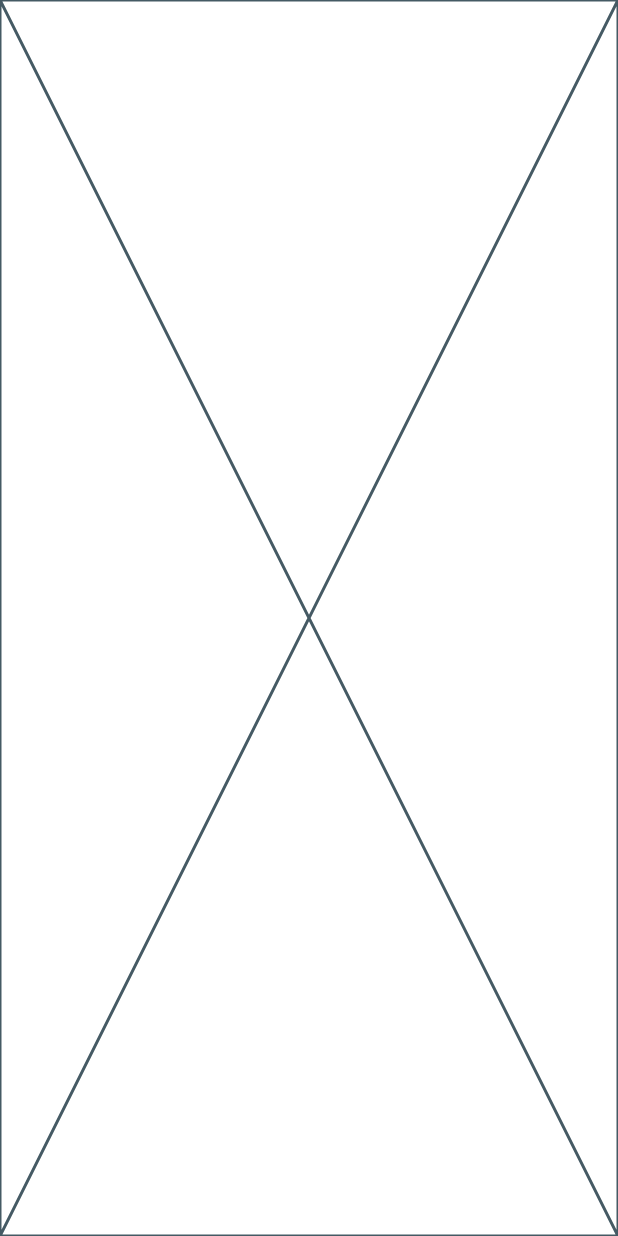
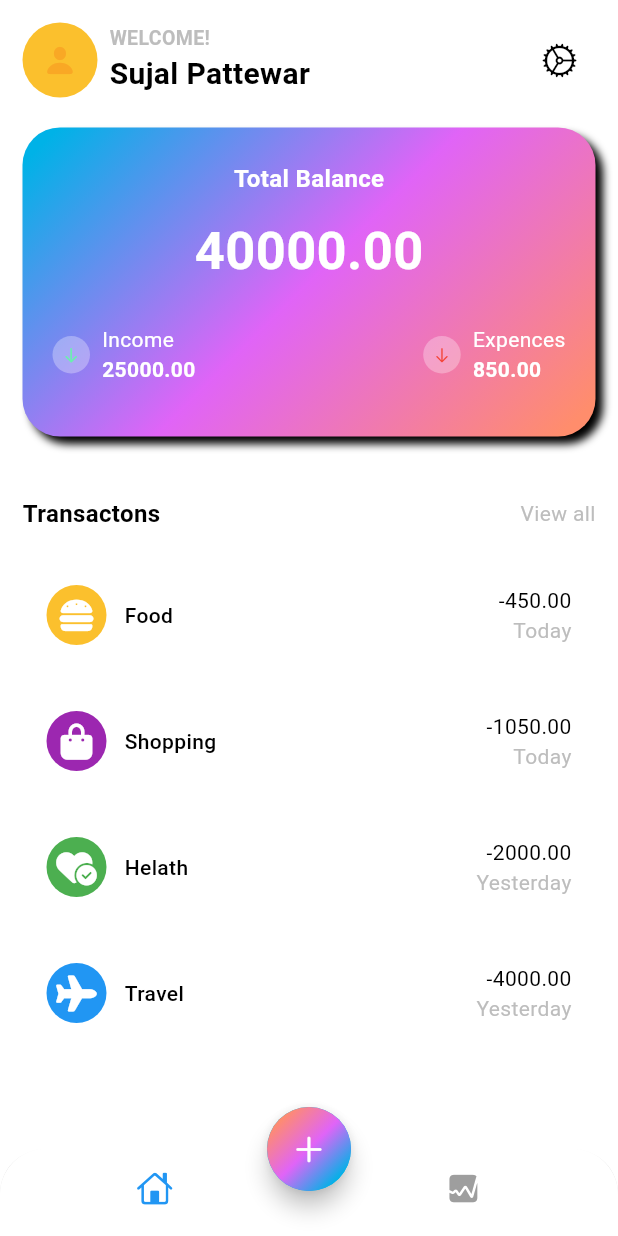
Before and after one commit to sujal2617/Spent, a Flutter app: the screen it shows after launch, on a phone screen of 412 x 824 dp. Run offline on Flutter 3.47's test engine with Material 3 defaults, Android fonts, the phone set to English and light mode, and no system bars; our stand-ins replace fl_chart, font_awesome_flutter.

Commit message:
2st commit

```diff
--- a/lib/app_view.dart
+++ b/lib/app_view.dart
@@ -15,10 +15,11 @@ class MyAppView extends StatelessWidget {
           onBackground: Colors.black,
           primary: const Color(0xFF00B2E7),
           secondary: const Color(0xFFE064F7),
-          tertiary: const Color(0xFFFF8D6C)
+          tertiary: const Color(0xFFFF8D6C),
+          outline: Colors.grey.shade400
         )
         ),
-        home: HomeScreen(),
+        home: const HomeScreen(),
     );
   }
 }
--- /dev/null
+++ b/lib/data/data.dart
@@ -0,0 +1,33 @@
+import 'package:flutter/material.dart';
+import 'package:font_awesome_flutter/font_awesome_flutter.dart';
+
+List<Map<String, dynamic>> transactionsData = [
+  {
+  'icon': const FaIcon(FontAwesomeIcons.burger, color:Colors.white),
+  'color': Colors.yellow[700],
+  'name': 'Food',
+  'totalAmount' : '-450.00',
+  'date' : 'Today',
+  },
+  {
+  'icon': const FaIcon(FontAwesomeIcons.bagShopping, color:Colors.white),
+  'color': Colors.purple,
+  'name': 'Shopping',
+  'totalAmount' : '-1050.00',
+  'date' : 'Today',
+  },
+  {
+  'icon': const FaIcon(FontAwesomeIcons.heartCircleCheck, color:Colors.white),
+  'color': Colors.green,
+  'name': 'Helath',
+  'totalAmount' : '-2000.00',
+  'date' : 'Yesterday',
+  },
+  {
+  'icon': const FaIcon(FontAwesomeIcons.plane, color:Colors.white),
+  'color': Colors.blue,
+  'name': 'Travel',
+  'totalAmount' : '-4000.00',
+  'date' : 'Yesterday',
+  }
+];
--- a/lib/screens/home/views/home_screen.dart
+++ b/lib/screens/home/views/home_screen.dart
@@ -1,10 +1,83 @@
+import 'dart:math';
+import 'package:flutter/cupertino.dart';
 import 'package:flutter/material.dart';
+import 'package:spent/screens/home/views/main_screen.dart';
+import 'package:spent/screens/stats/stats.dart';
 
-class HomeScreen extends StatelessWidget {
+class HomeScreen extends StatefulWidget {
   const HomeScreen({super.key});
 
   @override
+  State<HomeScreen> createState() => _HomeScreenState();
+}
+
+class _HomeScreenState extends State<HomeScreen> {
+  int index = 0;
+  Color selectedItem = Colors.blue;
+  Color unselectedItem = Colors.grey;
+
+  @override
   Widget build(BuildContext context) {
-    return const Placeholder();
+    return  Scaffold(
+      // appBar: AppBar(),
+      bottomNavigationBar: ClipRRect(
+        borderRadius: const BorderRadius.vertical(
+          top: Radius.circular(30)
+        ),
+          child:BottomNavigationBar(
+            onTap: (value) {
+              setState(() {
+              index = value;
+              });
+            },
+          showSelectedLabels: false,
+          showUnselectedLabels: false,
+          selectedItemColor: Colors.yellow,
+          elevation: 3,
+          items: [
+            BottomNavigationBarItem(
+              icon: Icon(
+                CupertinoIcons.home,
+                color: index == 0 ? selectedItem : unselectedItem
+              ),
+              label: 'Home'
+            ),
+            BottomNavigationBarItem(
+              icon: Icon(
+                CupertinoIcons.graph_square_fill,
+                color: index == 1 ? selectedItem : unselectedItem
+                ),
+              label: 'Stats'
+            )
+          ]
+        ),
+      ),
+      floatingActionButtonLocation: FloatingActionButtonLocation.centerDocked,
+      floatingActionButton:FloatingActionButton(
+        onPressed: () {},
+        shape: const CircleBorder(),
+        child: Container(
+          width: 60,
+          height: 60,
+          decoration:BoxDecoration(
+            shape: BoxShape.circle,
+            gradient: LinearGradient(
+              colors: [
+                Theme.of(context).colorScheme.tertiary,
+                Theme.of(context).colorScheme.secondary,
+                Theme.of(context).colorScheme.primary,
+              ],
+              transform: const GradientRotation(pi/4),
+            )
+          ),
+          child: const Icon(
+            CupertinoIcons.add
+          ),
+        ),
+      ),
+      body: index ==0
+      ? const MainScreen()
+      : const StatScreen()
+    );
   }
 }
--- /dev/null
+++ b/lib/screens/home/views/main_screen.dart
@@ -0,0 +1,312 @@
+import 'dart:math';
+// import 'dart:nativewrappers/_internal/vm/lib/ffi_allocation_patch.dart';
+import 'package:flutter/cupertino.dart';
+import 'package:flutter/material.dart';
+import 'package:spent/data/data.dart';
+
+class MainScreen extends StatelessWidget {
+  const MainScreen({super.key});
+
+  @override
+  Widget build(BuildContext context) {
+    return SafeArea(
+      child: Padding(
+        padding: const EdgeInsets.symmetric(horizontal: 15.0,vertical: 15),
+        child: Column(
+          children: [
+            Row(
+              mainAxisAlignment: MainAxisAlignment.spaceBetween,
+              children: [
+                Row(
+                  mainAxisSize: MainAxisSize.max,
+                  children: [
+                    Stack(
+                      alignment: Alignment.center,
+                      children: [
+                        Container(
+                          width: 50,
+                          height: 50,
+                          decoration: BoxDecoration(
+                            shape: BoxShape.circle,
+                            color: Colors.yellow[700]
+                          ),
+                        ),
+                        Icon(
+                          CupertinoIcons.person_fill,
+                          color: Colors.yellow[800],
+                          )
+                      ],
+                      ),
+                    const SizedBox(width: 8,),
+                    Column(
+                      crossAxisAlignment: CrossAxisAlignment.start,
+                      children: [
+                        Text(
+                          "WELCOME!",
+                          style: TextStyle(
+                            fontSize: 13,
+                            fontWeight: FontWeight.w600,
+                            color: Theme.of(context).colorScheme.outline
+                          ),
+                        ),
+                        Text(
+                          "Sujal Pattewar",
+                          style: TextStyle(
+                            fontSize: 20,
+                            fontWeight: FontWeight.bold,
+                            color: Theme.of(context).colorScheme.onBackground
+                          ),
+                        )
+                      ],
+                    ),
+                  ],
+                ),
+                IconButton(onPressed: () {}, icon: const Icon(CupertinoIcons.settings))
+              ],
+            ),
+            const SizedBox(height: 20,),
+            Container(
+              width: MediaQuery.of(context).size.width,
+              height: MediaQuery.of(context).size.width/2,
+              decoration: BoxDecoration(
+                 gradient: LinearGradient(
+                  colors: [
+                    Theme.of(context).colorScheme.primary,
+                    Theme.of(context).colorScheme.secondary,
+                    Theme.of(context).colorScheme.tertiary,
+                  ],
+                  transform: const GradientRotation(pi/4),
+                ),
+                borderRadius: BorderRadius.circular(25),
+                boxShadow: const [
+                  BoxShadow(
+                    blurRadius: 4,
+                    color: Colors.black,//grey.shade400,
+                    offset: Offset(5,5)
+                  )
+                ]
+              ),
+              child: Column(
+                mainAxisAlignment: MainAxisAlignment.center,
+                children: [
+                  const Text(
+                    'Total Balance',
+                    style: TextStyle(
+                      fontSize: 16,
+                      color: Colors.white,
+                      fontWeight: FontWeight.w600
+                    ),
+                  ),
+                  const SizedBox(height: 12,),
+                  const Text(
+                    '40000.00',
+                      style: TextStyle(
+                        fontSize: 35,
+                        color: Colors.white,
+                        fontWeight: FontWeight.bold
+                      ),
+                    ),
+                    const SizedBox(height: 12,),
+                  Padding(
+                    padding: const EdgeInsets.symmetric(vertical: 12,horizontal: 20),
+                    child: Row(
+                      mainAxisAlignment: MainAxisAlignment.spaceBetween,
+                      children: [
+                        Row(
+                          children: [
+                            Container(
+                              width: 25,
+                              height: 25,
+                              decoration: const BoxDecoration(
+                                color: Colors.white30,
+                                shape: BoxShape.circle
+                              ),
+                              child:const Center(
+                                child: Icon(
+                                CupertinoIcons.arrow_down,
+                                size: 12,
+                                color: Colors.greenAccent,
+                                ),
+                              ) ,
+                            ),
+                            const SizedBox(width: 8,),
+                            const Column(
+                              crossAxisAlignment: CrossAxisAlignment.start,
+                              children: [
+                                Text(
+                                    'Income',
+                                        style: TextStyle(
+                                        fontSize: 14,
+                                        color: Colors.white,
+                                        fontWeight: FontWeight.w400
+                                        ),
+                                  ),
+                                  Text(
+                                    '25000.00',
+                                      style: TextStyle(
+                                          fontSize: 14,
+                                          color: Colors.white,
+                                          fontWeight: FontWeight.w600
+                                          ),
+                                  ),
+                              ],
+                            )
+                          ],
+                        ),
+                        Row(
+                          children: [
+                            Container(
+                              width: 25,
+                              height: 25,
+                              decoration: const BoxDecoration(
+                                color: Colors.white30,
+                                shape: BoxShape.circle
+                              ),
+                              child:const Center(
+                                child: Icon(
+                                CupertinoIcons.arrow_down,
+                                size: 12,
+                                color: Colors.red,
+                                ),
+                              ) ,
+                            ),
+                            const SizedBox(width: 8,),
+                            const Column(
+                              crossAxisAlignment: CrossAxisAlignment.start,
+                              children: [
+                                Text(
+                                    'Expences',
+                                        style: TextStyle(
+                                        fontSize: 14,
+                                        color: Colors.white,
+                                        fontWeight: FontWeight.w400
+                                        ),
+                                  ),
+                                  Text(
+                                    '850.00',
+                                    style: TextStyle(
+                                      fontSize: 14,
+                                      color: Colors.white,
+                                      fontWeight: FontWeight.w600
+                                    ),
+                                  ),
+                              ],
+                            )
+                          ],
+                        ),
+                      ],
+                    ),
+                  )
+                ],
+              ),
+            ),
+            const SizedBox(height: 40),
+            Row(
+              mainAxisAlignment: MainAxisAlignment.spaceBetween,
+              children: [
+                Text(
+                  'Transactons',
+                  style: TextStyle(
+                    fontSize: 16,
+                    color:Theme.of(context).colorScheme.onBackground,
+                    fontWeight: FontWeight.bold
+                  ),
+                ),
+                GestureDetector(
+                  onTap: (){
+
+                  },
+                  child: Text(
+                    'View all',
+                    style: TextStyle(
+                      fontSize: 14,
+                      color:Theme.of(context).colorScheme.outline,
+                      fontWeight: FontWeight.w400
+                    ),
+                  ),
+                )
+              ],
+            ),
+            const SizedBox(height: 20),
+            Expanded(
+              child: ListView.builder(
+                itemCount: transactionsData.length,
+                itemBuilder: (context,int i){
+                  return Padding(
+                    padding: const EdgeInsets.only(bottom:12.0),
+                    child: Container(
+                      decoration: BoxDecoration(
+                        color: Colors.white,
+                        borderRadius: BorderRadius.circular(12)
+                      ),
+                      child: Padding(
+                        padding: const EdgeInsets.all(16.0),
+                        child: Row(
+                          mainAxisAlignment: MainAxisAlignment.spaceBetween,
+                          children: [
+                            Row(
+                              children: [
+                                Stack(
+                                  alignment: Alignment.center,
+                                  children: [
+                                    Container(
+                                      width: 40,
+                                      height: 40,
+                                      decoration: BoxDecoration(
+                                        color: transactionsData[i]['color'],
+                                        shape: BoxShape.circle
+                                      ),
+                                    ),
+                                    transactionsData[i]['icon']
+                                    // const Icon(
+                                    //   Icons.food_bank,
+                                    //   color: Colors.white,
+                                    // )
+                                  ],
+                                ),
+                                const SizedBox(width: 12),
+                                Text(
+                                  transactionsData[i]['name'],
+                                  style: TextStyle(
+                                  fontSize: 14,
+                                  color:Theme.of(context).colorScheme.onBackground,
+                                  fontWeight: FontWeight.w500
+                                  ),
+                                ),
+                              ],
+                            ),
+                        Column(
+                          crossAxisAlignment: CrossAxisAlignment.end,
+                              children: [
+                                Text(
+                                  transactionsData[i]['totalAmount'],
+                                  style: TextStyle(
+                                  fontSize: 14,
+                                  color:Theme.of(context).colorScheme.onBackground,
+                                  fontWeight: FontWeight.w400
+                                  ),
+                                ),
+                                Text(
+                                  transactionsData[i]['date'],
+                                  style: TextStyle(
+                                  fontSize: 14,
+                                  color:Theme.of(context).colorScheme.outline,
+                                  fontWeight: FontWeight.w400
+                                  ),
+                                ),
+                              ],
+                            )
+                          ],
+                        ),
+                      ),
+                    ),
+                  );
+                }
+              ),
+            )
+          ],
+        ),
+      ),
+    );
+  }
+}
--- a/pubspec.yaml
+++ b/pubspec.yaml
@@ -9,6 +9,9 @@ environment:
 dependencies:
   flutter:
     sdk: flutter
+  cupertino_icons: ^1.0.8
+  font_awesome_flutter: '>= 4.7.0'
+  fl_chart: ^0.69.0
 
 dev_dependencies:
   flutter_test:
```
Also changed, not shown: lib/screens/stats/chart.dart (added, +183 -0 lines), lib/screens/stats/stats.dart (added, +42 -0 lines), lib/app.dart (line endings or trailing spaces), pubspec.lock.
